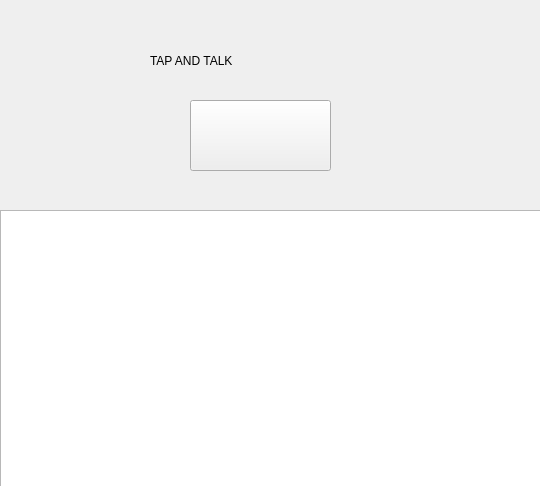
camelia-modiga/SARA, file assets/speech.ui: the form before one commit.
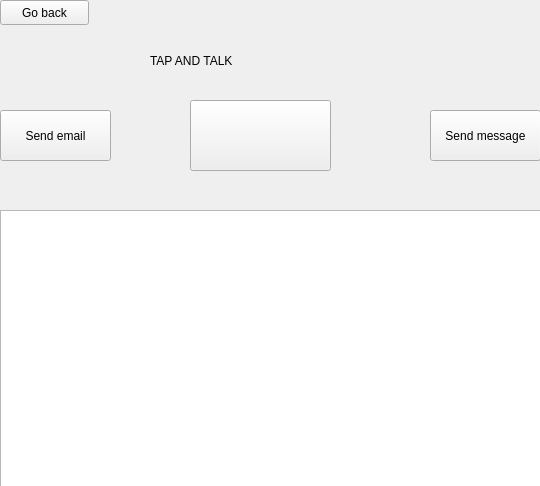
The form after the commit.

```diff
--- a/assets/speech.ui
+++ b/assets/speech.ui
@@ -49,6 +49,45 @@
     </rect>
    </property>
   </widget>
+  <widget class="QPushButton" name="backButton">
+   <property name="geometry">
+    <rect>
+     <x>0</x>
+     <y>0</y>
+     <width>89</width>
+     <height>25</height>
+    </rect>
+   </property>
+   <property name="text">
+    <string>Go back</string>
+   </property>
+  </widget>
+  <widget class="QPushButton" name="emailButton">
+   <property name="geometry">
+    <rect>
+     <x>0</x>
+     <y>110</y>
+     <width>111</width>
+     <height>51</height>
+    </rect>
+   </property>
+   <property name="text">
+    <string>Send email</string>
+   </property>
+  </widget>
+  <widget class="QPushButton" name="messageButton">
+   <property name="geometry">
+    <rect>
+     <x>430</x>
+     <y>110</y>
+     <width>111</width>
+     <height>51</height>
+    </rect>
+   </property>
+   <property name="text">
+    <string>Send message</string>
+   </property>
+  </widget>
  </widget>
  <resources/>
  <connections/>
```
